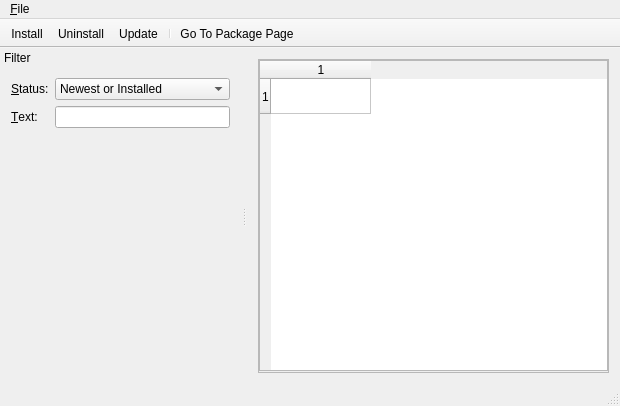
Before: the Qt Designer form wpmcpp/mainwindow.ui in npackd/npackd, drawn with Qt 5.
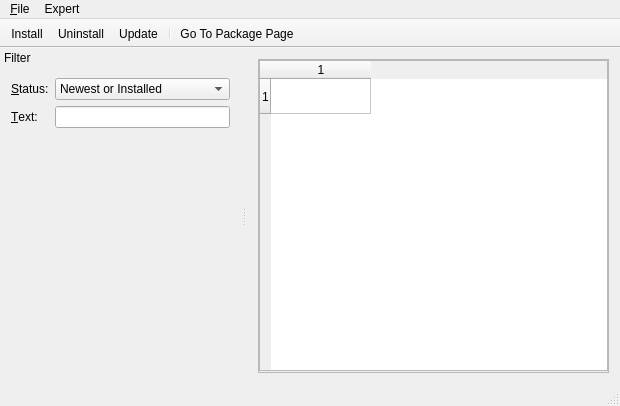
After: the same form once the commit is applied. Icons and pictures are not drawn.

The edit to the form file:
```diff
--- a/wpmcpp/mainwindow.ui
+++ b/wpmcpp/mainwindow.ui
@@ -100,7 +100,14 @@
     <addaction name="actionSettings"/>
     <addaction name="actionExit"/>
    </widget>
+   <widget class="QMenu" name="menuExpert">
+    <property name="title">
+     <string>Expert</string>
+    </property>
+    <addaction name="actionCompute_SHA1"/>
+   </widget>
    <addaction name="menuFile"/>
+   <addaction name="menuExpert"/>
   </widget>
   <widget class="QToolBar" name="mainToolBar">
    <property name="movable">
```
Left out of the diff: 11 changed lines with no effect on the pictures.
